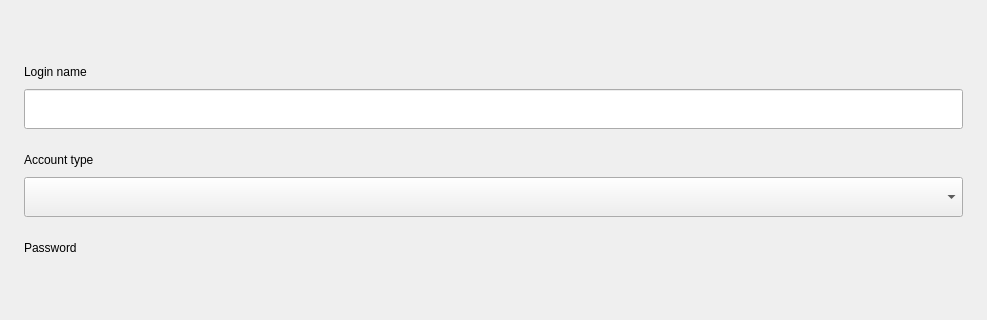
This is src/pages/create-user-page/create-user-page.ui in openeuler-mirror/kiran-control-panel as Qt 5 draws it before an edit; both pictures show x 0 to 987 and y 159 to 479 of the 987 by 768 pixel window. The edited form follows.
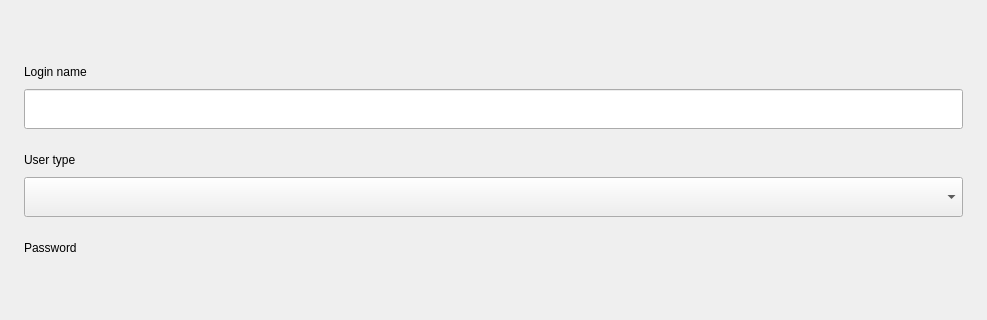
This is the edited form. Custom widgets are drawn as their Qt base class.

Commit message:
fix(*): unified user name for interface description
- 统一账户名和用户名为用户名

Closes #40542

What changed in the file:
```diff
--- a/src/pages/create-user-page/create-user-page.ui
+++ b/src/pages/create-user-page/create-user-page.ui
@@ -144,7 +144,7 @@
      <item>
       <widget class="QLabel" name="label_type">
        <property name="text">
-        <string>Account type</string>
+        <string>User type</string>
        </property>
       </widget>
      </item>
```
Left out of the diff: 4 changed lines with no effect on the pictures. The commit also changes 19 other files.
